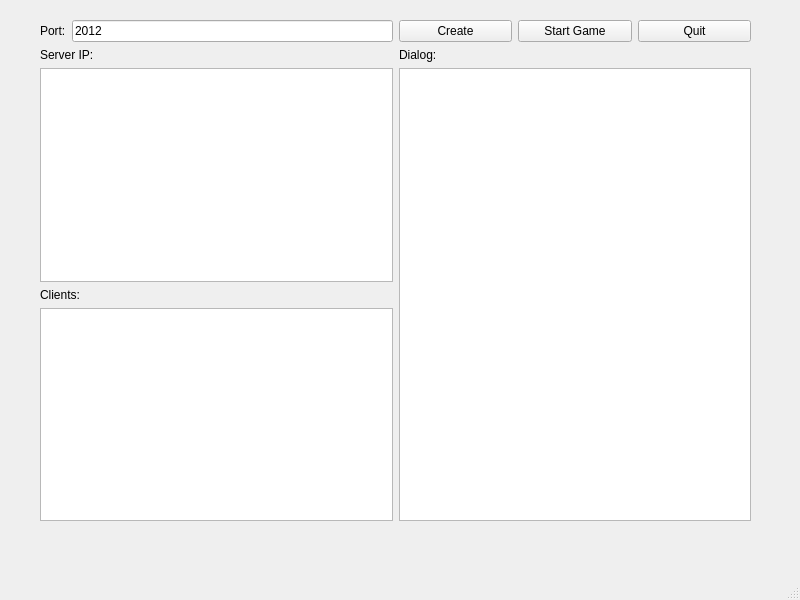
Old version of the form USTlord_final/serverwindow.ui in the repository williamlus/COMP2012H_Project.
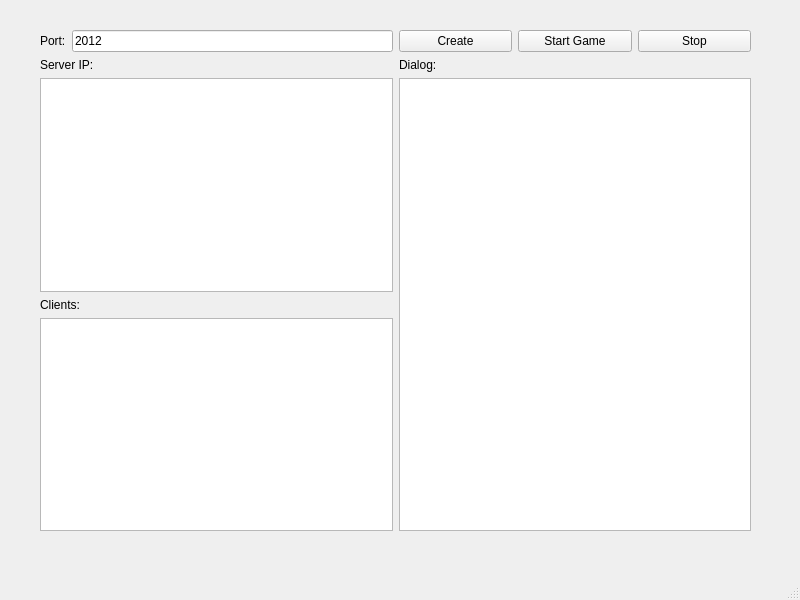
New version of the form.

Patch:
```diff
--- a/USTlord_final/serverwindow.ui
+++ b/USTlord_final/serverwindow.ui
@@ -18,7 +18,7 @@
     <property name="geometry">
      <rect>
       <x>40</x>
-      <y>20</y>
+      <y>30</y>
       <width>711</width>
       <height>501</height>
      </rect>
@@ -87,7 +87,7 @@
          <item>
           <widget class="QPushButton" name="pushButton_quit">
            <property name="text">
-            <string>Quit</string>
+            <string>Stop</string>
            </property>
           </widget>
          </item>
```
Left out of the diff: 2 changed lines with no effect on the pictures.
